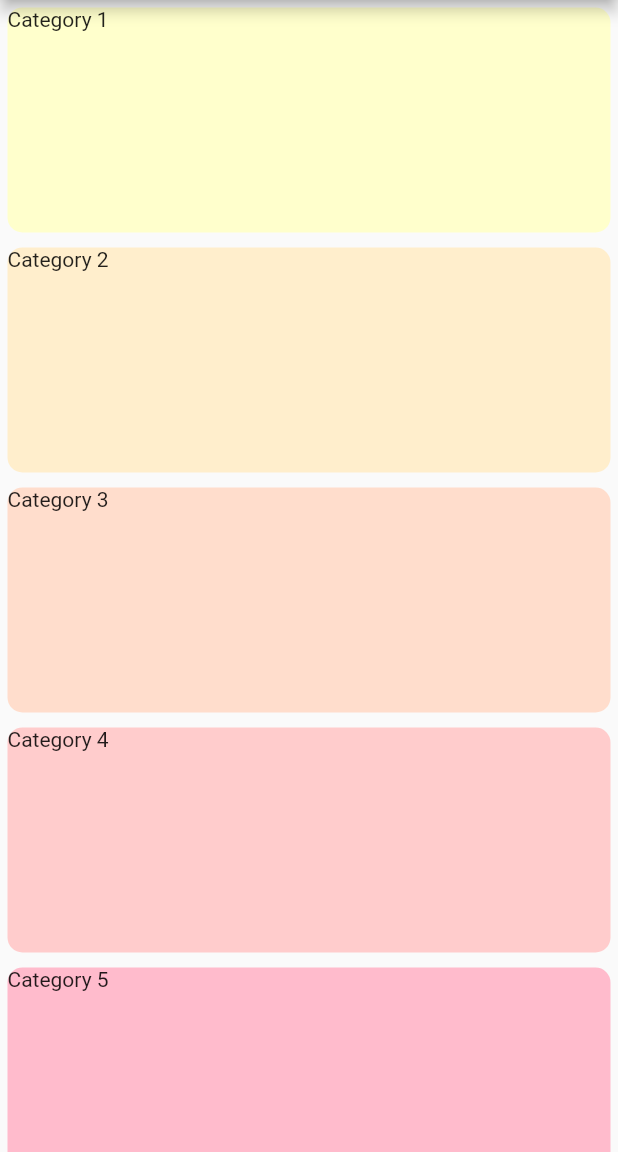
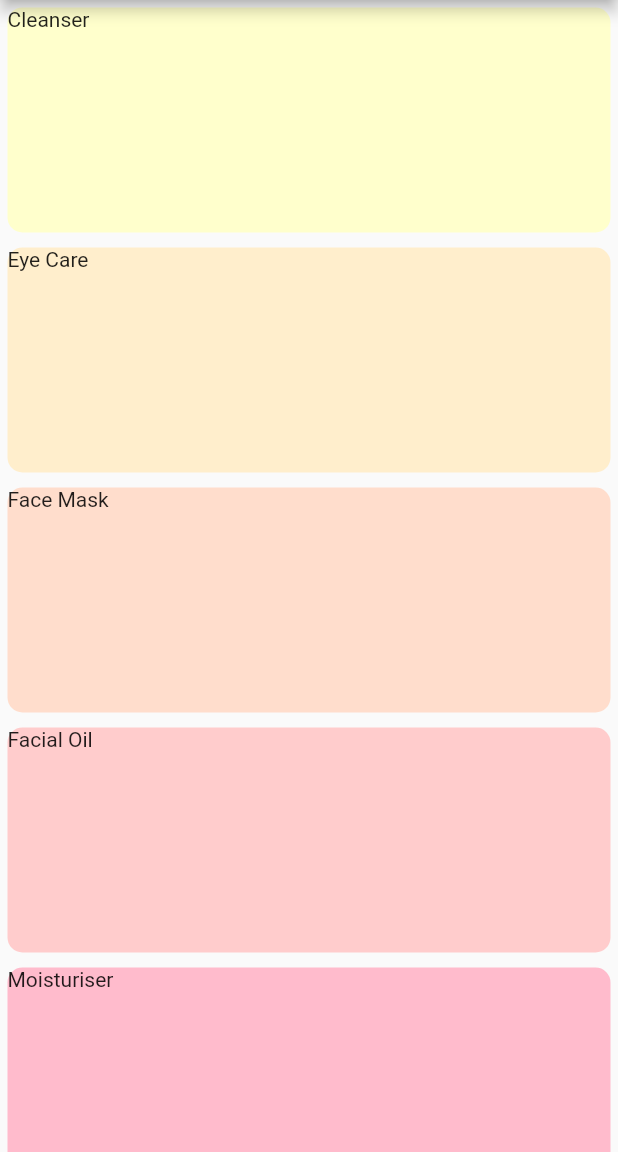
Before and after one commit to martinwjwilson/skincare_app, a Flutter app: the screen it shows after launch, on a phone screen of 412 x 824 dp, the part 84-1236 px from its top. Run offline on Flutter 3.47's test engine with Material 2 defaults, Android fonts, the phone set to English and light mode, and no system bars.

Commit message:
Updated category list to include realistic test categories

```diff
--- a/lib/category.dart
+++ b/lib/category.dart
@@ -12,12 +12,12 @@ class Category {
 
 class CategoryHandler {
   List<Category> _categoryList = [
-    Category(categoryName: 'Category 1', categoryColour: Color(0xFFFFFFCC)),
-    Category(categoryName: 'Category 2', categoryColour: Color(0xFFFFEECC)),
-    Category(categoryName: 'Category 3', categoryColour: Color(0xFFFFDDCC)),
-    Category(categoryName: 'Category 4', categoryColour: Color(0xFFFFCCCC)),
-    Category(categoryName: 'Category 5', categoryColour: Color(0xFFFFBBCC)),
-    Category(categoryName: 'Category 6', categoryColour: Color(0xFFFFAACC))
+    Category(categoryName: 'Cleanser', categoryColour: Color(0xFFFFFFCC)),
+    Category(categoryName: 'Eye Care', categoryColour: Color(0xFFFFEECC)),
+    Category(categoryName: 'Face Mask', categoryColour: Color(0xFFFFDDCC)),
+    Category(categoryName: 'Facial Oil', categoryColour: Color(0xFFFFCCCC)),
+    Category(categoryName: 'Moisturiser', categoryColour: Color(0xFFFFBBCC)),
+    Category(categoryName: 'Toner', categoryColour: Color(0xFFFFAACC))
   ];
 
   String getCategoryName(i) {
```
